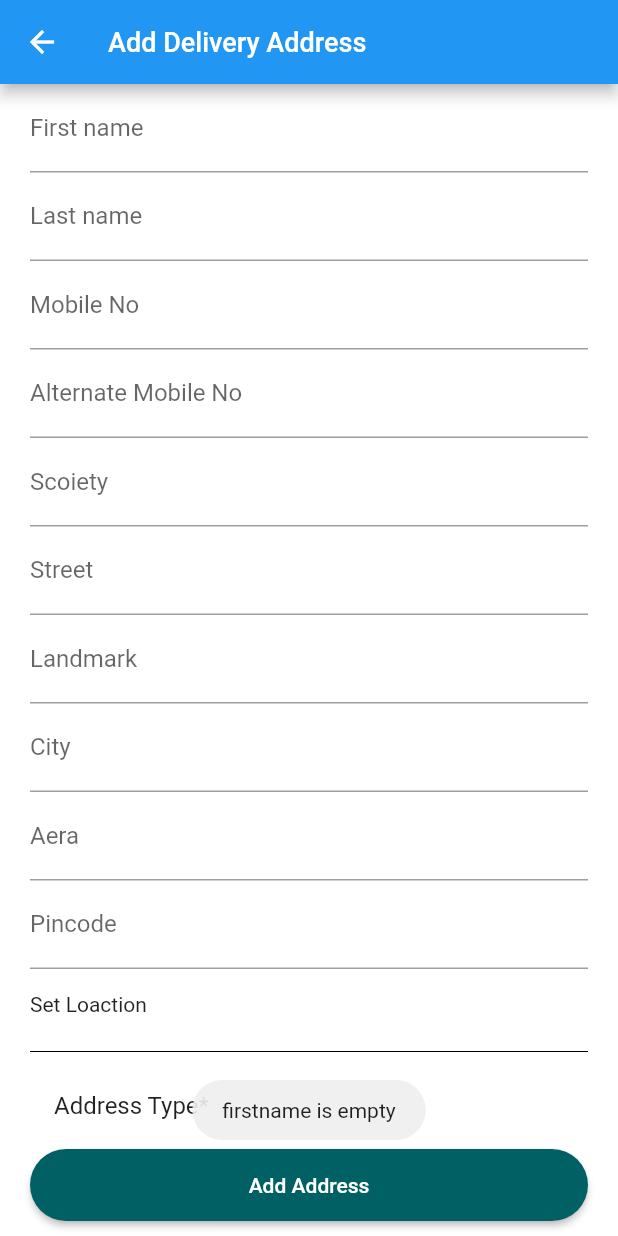
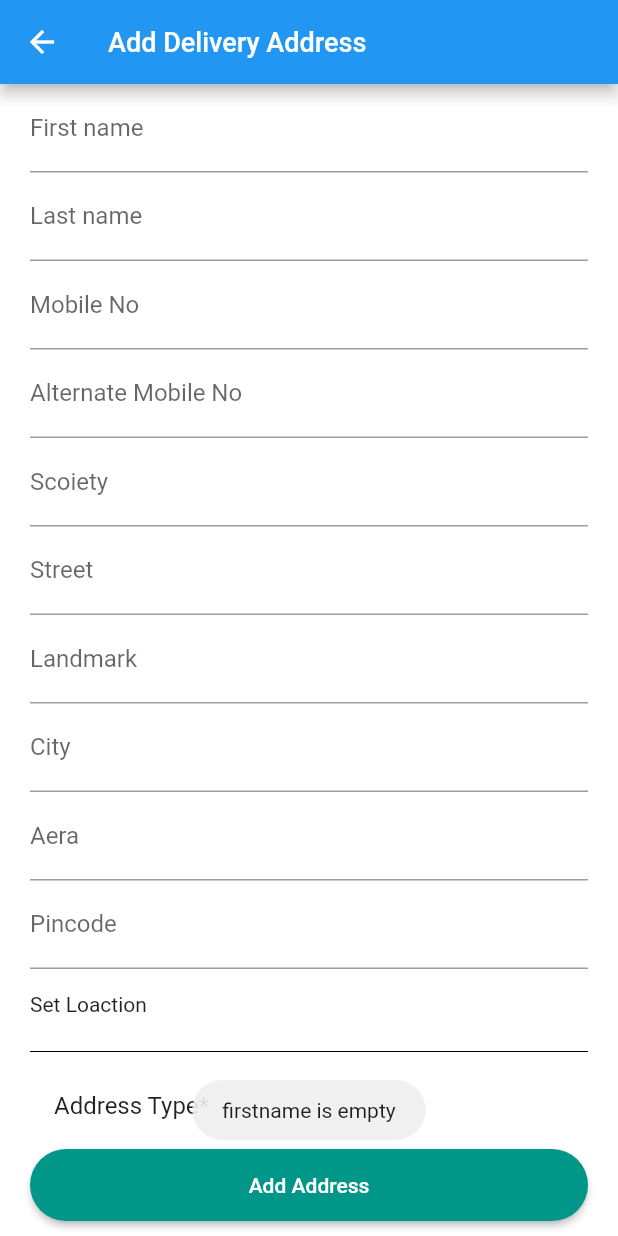
Before and after one commit to PriyankaHotchandani/MedEx, a Flutter app: the AddDeliverAddress screen opened directly, after a tap on "Add Address", on a phone screen of 412 x 824 dp. Run offline on Flutter 3.47's test engine with Material 2 defaults, Android fonts, the phone set to English and light mode, and no system bars; our stand-ins replace cloud_firestore, firebase_auth, firebase_core, flutter_signin_button, fluttertoast, google_maps_flutter and 2 more; missing offline and left inert: pay; accounts and stored records are empty; network calls fail.

Commit message:
Design changes

```diff
--- a/lib/config/colors.dart
+++ b/lib/config/colors.dart
@@ -1,5 +1,5 @@
 import 'package:flutter/material.dart';
 
-Color primaryColor = Colors.cyan[900];
+Color primaryColor = Colors.teal[500];
 Color scaffoldBackgroundColor = Colors.white;
 Color textColor = Colors.white;
--- a/lib/screens/home/home_screen.dart
+++ b/lib/screens/home/home_screen.dart
@@ -26,7 +26,9 @@ class _HomeScreenState extends State<HomeScreen> {
           child: Row(
             mainAxisAlignment: MainAxisAlignment.spaceBetween,
             children: [
-              Text('Herbal and Ayurvedic'),
+              Text('Herbal & Ayurvedic',
+              style : TextStyle(fontSize: 16,fontWeight:FontWeight.bold)
+              ),
               GestureDetector(
                 onTap: () {
                   Navigator.of(context).push(
@@ -39,7 +41,7 @@ class _HomeScreenState extends State<HomeScreen> {
                 },
                 child: Text(
                   'view all',
-                  style: TextStyle(color: Colors.grey),
+                  style: TextStyle(color: Color.fromARGB( 255,27, 27, 27)),
                 ),
               ),
             ],
@@ -88,7 +90,9 @@ class _HomeScreenState extends State<HomeScreen> {
           child: Row(
             mainAxisAlignment: MainAxisAlignment.spaceBetween,
             children: [
-              Text('Covid Essentials'),
+              Text('Covid Essentials',
+              style : TextStyle(fontSize: 16,fontWeight:FontWeight.bold)
+              ),
               GestureDetector(
                 onTap: () {
                   Navigator.of(context).push(
@@ -101,7 +105,7 @@ class _HomeScreenState extends State<HomeScreen> {
                 },
                 child: Text(
                   'view all',
-                  style: TextStyle(color: Colors.grey),
+                  style: TextStyle(color: Color.fromARGB( 255,27, 27, 27)),
                 ),
               ),
             ],
@@ -149,7 +153,9 @@ class _HomeScreenState extends State<HomeScreen> {
           child: Row(
             mainAxisAlignment: MainAxisAlignment.spaceBetween,
             children: [
-              Text('Nutrition & Fitness Supplements'),
+              Text('Nutrition & Fitness Supplements',
+              style : TextStyle(fontSize: 16,fontWeight:FontWeight.bold)
+              ),
               GestureDetector(
                 onTap: () {
                   Navigator.of(context).push(
@@ -162,7 +168,7 @@ class _HomeScreenState extends State<HomeScreen> {
                 },
                 child: Text(
                   'view all',
-                  style: TextStyle(color: Colors.grey),
+                  style: TextStyle(color: Color.fromARGB( 255,27, 27, 27)),
                 ),
               ),
             ],
@@ -219,10 +225,11 @@ class _HomeScreenState extends State<HomeScreen> {
         userProvider: userProvider,
       ),
       appBar: AppBar(
+        backgroundColor: primaryColor,
         iconTheme: IconThemeData(color: textColor),
         title: Text(
-          'Home',
-          style: TextStyle(color: textColor, fontSize: 17),
+          'MedEx',
+          style: TextStyle(color: textColor, fontSize: 20),
         ),
         actions: [
           CircleAvatar(
@@ -258,7 +265,7 @@ class _HomeScreenState extends State<HomeScreen> {
                 backgroundColor: Colors.white,
                 radius: 15,
                 child: Icon(
-                  Icons.shop,
+                  Icons.add_shopping_cart,
                   size: 17,
                   color: Colors.black,
                 ),
@@ -308,9 +315,9 @@ class _HomeScreenState extends State<HomeScreen> {
                                 ]),
                           ),
                           Padding(
-                            padding: const EdgeInsets.only(left: 55),
+                            padding: const EdgeInsets.only(left: 40),
                             child: Text(
-                              'On All Diabetic Essentials!',
+                              'On All Covid Essentials!',
                               style: TextStyle(
                                 color: Colors.blueGrey[900],
                                 fontSize: 16,
```
Also changed, not shown: lib/screens/home/drawer_side.dart (+18 -27 lines), lib/screens/home/single_product.dart (+9 -3 lines), lib/screens/product_overview/product_overview.dart (+24 -69 lines).
